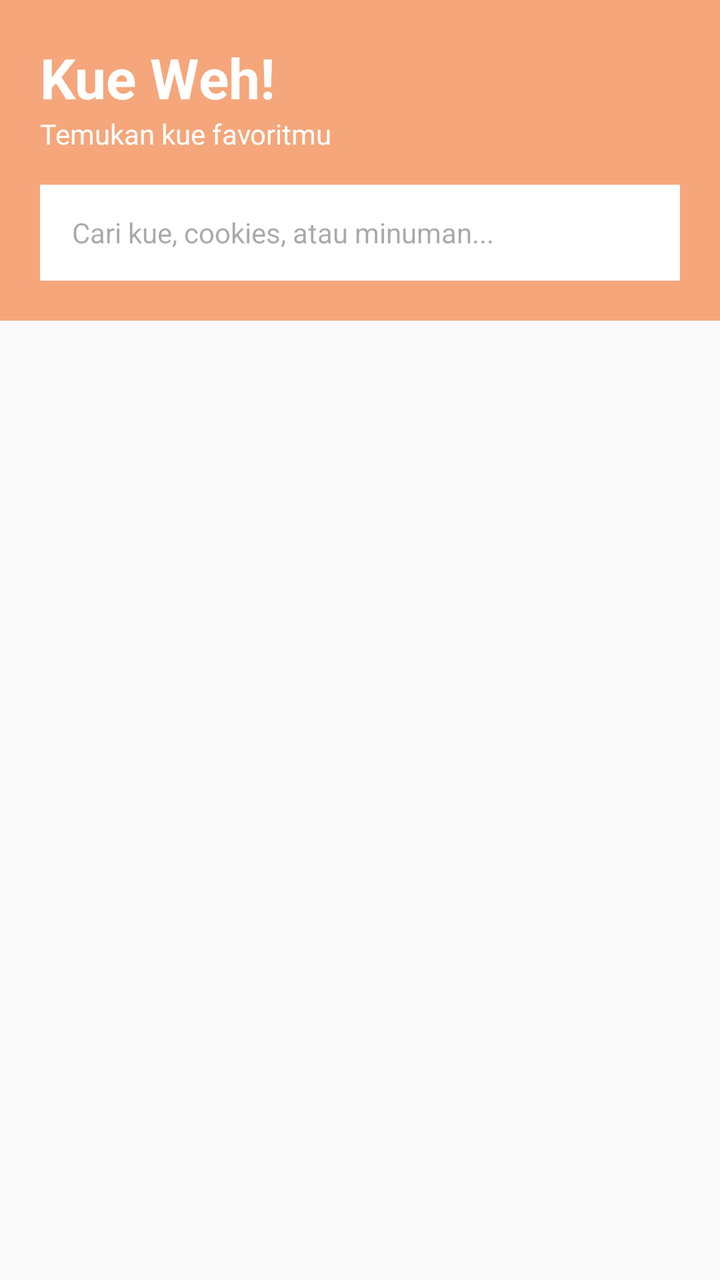
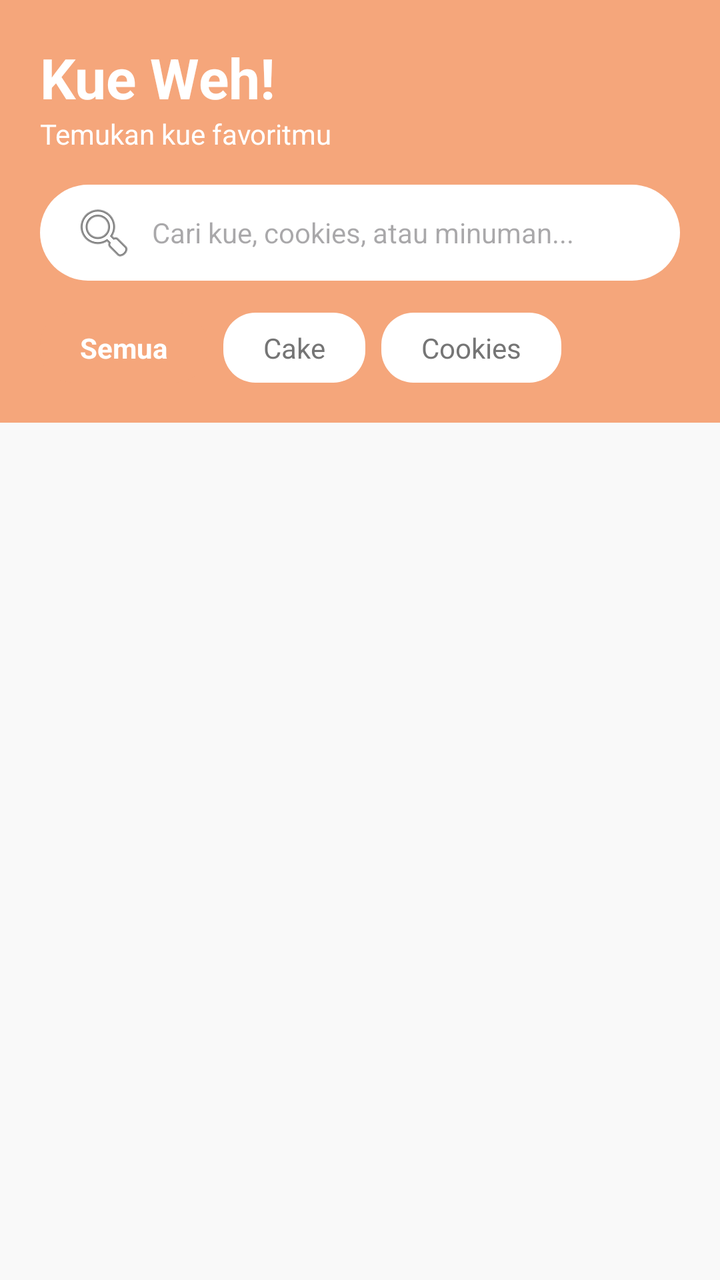

Screens rendered from an Android XML layout before and after an edit, with the pre-edit source and the edit as a unified diff.
<!-- AndroidManifest.xml: application theme Theme.KueWeh -->
<!-- res/layout/activity_main.xml -->
<?xml version="1.0" encoding="utf-8"?>
<LinearLayout xmlns:android="http://schemas.android.com/apk/res/android"
    xmlns:app="http://schemas.android.com/apk/res-auto"
    android:layout_width="match_parent"
    android:layout_height="match_parent"
    android:orientation="vertical"
    android:background="#F9F9F9">

    <LinearLayout
        android:layout_width="match_parent"
        android:layout_height="wrap_content"
        android:background="#F5A67B"
        android:orientation="vertical"
        android:padding="20dp">

        <TextView
            android:layout_width="wrap_content"
            android:layout_height="wrap_content"
            android:text="Kue Weh!"
            android:textColor="#FFFFFF"
            android:textSize="28sp"
            android:textStyle="bold" />

        <TextView
            android:layout_width="wrap_content"
            android:layout_height="wrap_content"
            android:text="Temukan kue favoritmu"
            android:textColor="#FFFFFF"
            android:textSize="14sp"
            android:layout_marginBottom="16dp"/>

        <EditText
            android:layout_width="match_parent"
            android:layout_height="48dp"
            android:background="@android:color/white"
            android:hint="Cari kue, cookies, atau minuman..."
            android:paddingStart="16dp"
            android:paddingEnd="16dp"
            android:textSize="14sp"/>
    </LinearLayout>

    <androidx.recyclerview.widget.RecyclerView
        android:id="@+id/rvKue"
        android:layout_width="match_parent"
        android:layout_height="0dp"
        android:layout_weight="1"
        android:padding="8dp"
        android:clipToPadding="false"
        app:layoutManager="androidx.recyclerview.widget.GridLayoutManager"
        app:spanCount="2" />
</LinearLayout>
<!-- resources referenced by this layout -->
<resources>
  <style name="Theme.KueWeh" parent="Base.Theme.KueWeh" />
  <style name="Base.Theme.KueWeh" parent="Theme.Material3.DayNight.NoActionBar">
          
          
      </style>
</resources>

<!-- the commit's change to res/layout/activity_main.xml (unified diff, before → after) -->
@@ -24,19 +24,64 @@
         <TextView
             android:layout_width="wrap_content"
             android:layout_height="wrap_content"
+            android:layout_marginBottom="16dp"
             android:text="Temukan kue favoritmu"
             android:textColor="#FFFFFF"
-            android:textSize="14sp"
-            android:layout_marginBottom="16dp"/>
+            android:textSize="14sp" />
 
         <EditText
             android:layout_width="match_parent"
             android:layout_height="48dp"
-            android:background="@android:color/white"
+            android:background="@drawable/bg_search_rounded"
+            android:drawableStart="@android:drawable/ic_menu_search"
+            android:drawablePadding="8dp"
             android:hint="Cari kue, cookies, atau minuman..."
             android:paddingStart="16dp"
             android:paddingEnd="16dp"
-            android:textSize="14sp"/>
+            android:textSize="14sp" />
+
+        <HorizontalScrollView
+            android:layout_width="match_parent"
+            android:layout_height="wrap_content"
+            android:layout_marginTop="16dp"
+            android:scrollbars="none">
+
+            <LinearLayout
+                android:layout_width="wrap_content"
+                android:layout_height="wrap_content"
+                android:orientation="horizontal">
+
+                <TextView
+                    android:layout_width="wrap_content"
+                    android:layout_height="wrap_content"
+                    android:background="@drawable/bg_chip_active"
+                    android:paddingHorizontal="20dp"
+                    android:paddingVertical="8dp"
+                    android:text="Semua"
+                    android:textColor="#FFFFFF"
+                    android:textStyle="bold" />
+
+                <TextView
+                    android:layout_width="wrap_content"
+                    android:layout_height="wrap_content"
+                    android:layout_marginStart="8dp"
+                    android:background="@drawable/bg_chip_inactive"
+                    android:paddingHorizontal="20dp"
+                    android:paddingVertical="8dp"
+                    android:text="Cake"
+                    android:textColor="#757575" />
+
+                <TextView
+                    android:layout_width="wrap_content"
+                    android:layout_height="wrap_content"
+                    android:layout_marginStart="8dp"
+                    android:background="@drawable/bg_chip_inactive"
+                    android:paddingHorizontal="20dp"
+                    android:paddingVertical="8dp"
+                    android:text="Cookies"
+                    android:textColor="#757575" />
+            </LinearLayout>
+        </HorizontalScrollView>
     </LinearLayout>
 
     <androidx.recyclerview.widget.RecyclerView
<!-- resource entries referenced after the edit -->
@@ -1,5 +1,21 @@
 <!-- resources referenced by this layout -->
 <resources>
+  <!-- drawable bg_chip_active (drawable) -->
+  <?xml version="1.0" encoding="utf-8"?>
+  <shape xmlns:android="http://schemas.android.com/apk/res/android">
+      <solid android:color="#F5A67B" /> <corners android:radius="16dp" />
+  </shape>
+  <!-- drawable bg_chip_inactive (drawable) -->
+  <?xml version="1.0" encoding="utf-8"?>
+  <shape xmlns:android="http://schemas.android.com/apk/res/android">
+      <solid android:color="#FFFFFF" />
+      <corners android:radius="16dp" />
+  </shape>
+  <!-- drawable bg_search_rounded (drawable) -->
+  <?xml version="1.0" encoding="utf-8"?>
+  <shape xmlns:android="http://schemas.android.com/apk/res/android">
+      <solid android:color="#FFFFFF" />
+      <corners android:radius="24dp" /> </shape>
   <style name="Theme.KueWeh" parent="Base.Theme.KueWeh" />
   <style name="Base.Theme.KueWeh" parent="Theme.Material3.DayNight.NoActionBar">
           
